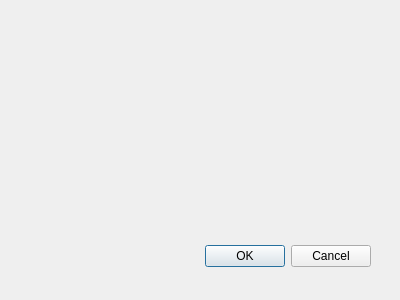
This is carbonoCompare/carbono_compare_dialog_base.ui in sveraaquino/Carbon-Sequestration as Qt 5 draws it before an edit. The edited form follows.
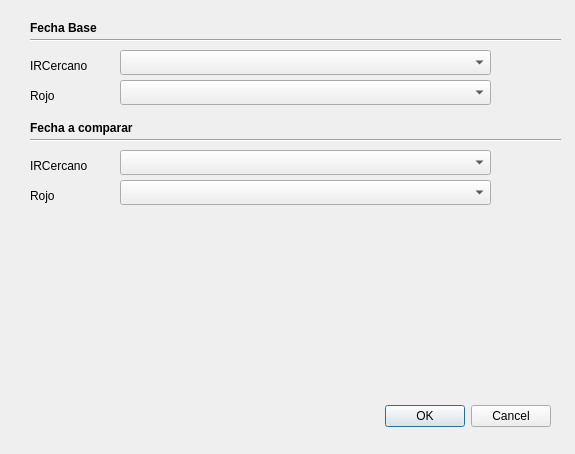
This is the edited form.

What changed in the file:
```diff
--- a/carbonoCompare/carbono_compare_dialog_base.ui
+++ b/carbonoCompare/carbono_compare_dialog_base.ui
@@ -1,22 +1,22 @@
 <ui version="4.0" >
  <class>carbonoCompareDialogBase</class>
- <widget class="QDialog" name="carbonoCompareDialogBase" >
-  <property name="geometry" >
+ <widget class="QDialog" name="carbonoCompareDialogBase">
+  <property name="geometry">
    <rect>
     <x>0</x>
     <y>0</y>
-    <width>400</width>
-    <height>300</height>
+    <width>575</width>
+    <height>454</height>
    </rect>
   </property>
   <property name="windowTitle" >
    <string>Secuestro de carbono</string>
   </property>
-  <widget class="QDialogButtonBox" name="button_box" >
-   <property name="geometry" >
+  <widget class="QDialogButtonBox" name="button_box">
+   <property name="geometry">
     <rect>
-     <x>30</x>
-     <y>240</y>
+     <x>210</x>
+     <y>400</y>
      <width>341</width>
      <height>32</height>
     </rect>
@@ -28,6 +28,177 @@
     <set>QDialogButtonBox::Cancel|QDialogButtonBox::Ok</set>
    </property>
   </widget>
+  <widget class="Line" name="line">
+   <property name="geometry">
+    <rect>
+     <x>30</x>
+     <y>30</y>
+     <width>531</width>
+     <height>20</height>
+    </rect>
+   </property>
+   <property name="orientation">
+    <enum>Qt::Horizontal</enum>
+   </property>
+  </widget>
+  <widget class="QLabel" name="label">
+   <property name="geometry">
+    <rect>
+     <x>30</x>
+     <y>20</y>
+     <width>91</width>
+     <height>16</height>
+    </rect>
+   </property>
+   <property name="font">
+    <font>
+     <weight>75</weight>
+     <bold>true</bold>
+    </font>
+   </property>
+   <property name="text">
+    <string>Fecha Base</string>
+   </property>
+   <property name="wordWrap">
+    <bool>false</bool>
+   </property>
+  </widget>
+  <widget class="QComboBox" name="layerBaseIRCombo">
+   <property name="geometry">
+    <rect>
+     <x>120</x>
+     <y>50</y>
+     <width>371</width>
+     <height>25</height>
+    </rect>
+   </property>
+  </widget>
+  <widget class="QLabel" name="label_2">
+   <property name="enabled">
+    <bool>true</bool>
+   </property>
+   <property name="geometry">
+    <rect>
+     <x>30</x>
+     <y>50</y>
+     <width>71</width>
+     <height>31</height>
+    </rect>
+   </property>
+   <property name="text">
+    <string>IRCercano</string>
+   </property>
+  </widget>
+  <widget class="QComboBox" name="layerBaseRojoCombo">
+   <property name="geometry">
+    <rect>
+     <x>120</x>
+     <y>80</y>
+     <width>371</width>
+     <height>25</height>
+    </rect>
+   </property>
+  </widget>
+  <widget class="QLabel" name="label_3">
+   <property name="enabled">
+    <bool>true</bool>
+   </property>
+   <property name="geometry">
+    <rect>
+     <x>30</x>
+     <y>80</y>
+     <width>71</width>
+     <height>31</height>
+    </rect>
+   </property>
+   <property name="text">
+    <string>Rojo</string>
+   </property>
+  </widget>
+  <widget class="QLabel" name="label_4">
+   <property name="geometry">
+    <rect>
+     <x>30</x>
+     <y>120</y>
+     <width>121</width>
+     <height>16</height>
+    </rect>
+   </property>
+   <property name="font">
+    <font>
+     <weight>75</weight>
+     <bold>true</bold>
+    </font>
+   </property>
+   <property name="text">
+    <string>Fecha a comparar</string>
+   </property>
+  </widget>
+  <widget class="QLabel" name="label_5">
+   <property name="enabled">
+    <bool>true</bool>
+   </property>
+   <property name="geometry">
+    <rect>
+     <x>30</x>
+     <y>180</y>
+     <width>71</width>
+     <height>31</height>
+    </rect>
+   </property>
+   <property name="text">
+    <string>Rojo</string>
+   </property>
+  </widget>
+  <widget class="QComboBox" name="layerComIRCombo">
+   <property name="geometry">
+    <rect>
+     <x>120</x>
+     <y>150</y>
+     <width>371</width>
+     <height>25</height>
+    </rect>
+   </property>
+  </widget>
+  <widget class="QLabel" name="label_6">
+   <property name="enabled">
+    <bool>true</bool>
+   </property>
+   <property name="geometry">
+    <rect>
+     <x>30</x>
+     <y>150</y>
+     <width>71</width>
+     <height>31</height>
+    </rect>
+   </property>
+   <property name="text">
+    <string>IRCercano</string>
+   </property>
+  </widget>
+  <widget class="QComboBox" name="layerComRojoCombo">
+   <property name="geometry">
+    <rect>
+     <x>120</x>
+     <y>180</y>
+     <width>371</width>
+     <height>25</height>
+    </rect>
+   </property>
+  </widget>
+  <widget class="Line" name="line_2">
+   <property name="geometry">
+    <rect>
+     <x>30</x>
+     <y>130</y>
+     <width>531</width>
+     <height>20</height>
+    </rect>
+   </property>
+   <property name="orientation">
+    <enum>Qt::Horizontal</enum>
+   </property>
+  </widget>
  </widget>
  <resources/>
  <connections>
```
Left out of the diff: 33 changed lines with no effect on the pictures.
